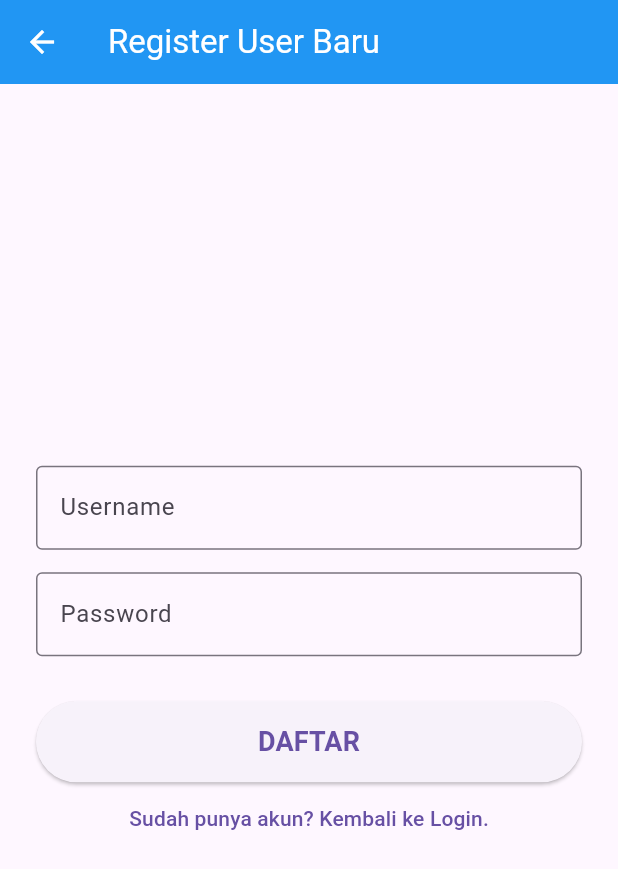
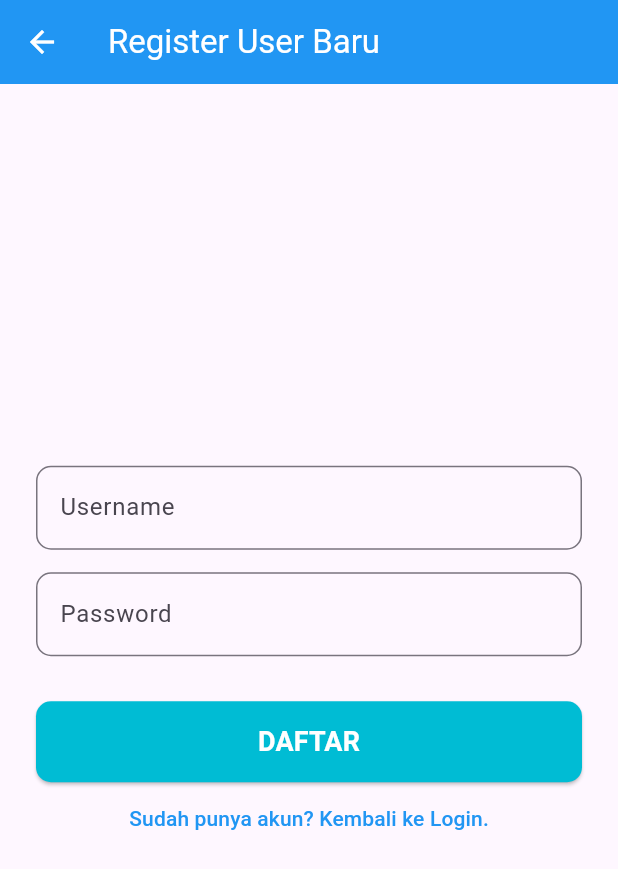
Before and after one commit to shabrinaz/project_akhir_mobile, a Flutter app: the RegisterScreen screen opened directly, on a phone screen of 412 x 824 dp. Shown: the top 869 px of the screen. Run offline on Flutter 3.47's test engine with Material 3 defaults, Android fonts, the phone set to English and light mode, and no system bars; our stand-ins replace flutter_map, geolocator, latlong2, shared_preferences, sqflite; accounts and stored records are empty.

Commit message:
ganti styling

```diff
--- a/lib/screens/register_screen.dart
+++ b/lib/screens/register_screen.dart
@@ -76,7 +76,10 @@ class _RegisterScreenState extends State<RegisterScreen> {
   @override
   Widget build(BuildContext context) {
     return Scaffold(
-      appBar: AppBar(title: const Text('Register User Baru')),
+      appBar: AppBar(
+        title: const Text('Register User Baru'),
+        backgroundColor: Colors.blue, // Biru cerah
+      ),
       body: Padding(
         padding: const EdgeInsets.all(24.0),
         child: Column(
@@ -87,7 +90,9 @@ class _RegisterScreenState extends State<RegisterScreen> {
               controller: _usernameController,
               decoration: const InputDecoration(
                 labelText: 'Username',
-                border: OutlineInputBorder(),
+                border: OutlineInputBorder(
+                  borderRadius: BorderRadius.all(Radius.circular(10)),
+                ),
               ),
             ),
             const SizedBox(height: 15),
@@ -95,7 +100,9 @@ class _RegisterScreenState extends State<RegisterScreen> {
               controller: _passwordController,
               decoration: const InputDecoration(
                 labelText: 'Password',
-                border: OutlineInputBorder(),
+                border: OutlineInputBorder(
+                  borderRadius: BorderRadius.all(Radius.circular(10)),
+                ),
               ),
               obscureText: true,
             ),
@@ -104,14 +111,17 @@ class _RegisterScreenState extends State<RegisterScreen> {
               onPressed: _register,
               style: ElevatedButton.styleFrom(
                 padding: const EdgeInsets.symmetric(vertical: 14),
+                backgroundColor: Colors.cyan, // Warna tombol aksen cerah
+                shape: RoundedRectangleBorder(borderRadius: BorderRadius.circular(10)), // Bentuk kotak seragam
               ),
-              child: const Text('DAFTAR', style: TextStyle(fontSize: 18, fontWeight: FontWeight.bold)),
+              child: const Text('DAFTAR', style: TextStyle(fontSize: 18, fontWeight: FontWeight.bold, color: Colors.white)),
             ),
             TextButton(
               onPressed: () {
                 Navigator.of(context).pop(); // Kembali ke Login
               },
-              child: const Text('Sudah punya akun? Kembali ke Login.'),
+              child: const Text('Sudah punya akun? Kembali ke Login.',
+                style: TextStyle(color: Colors.blue)), // Warna teks tombol tema
             ),
           ],
         ),
```
